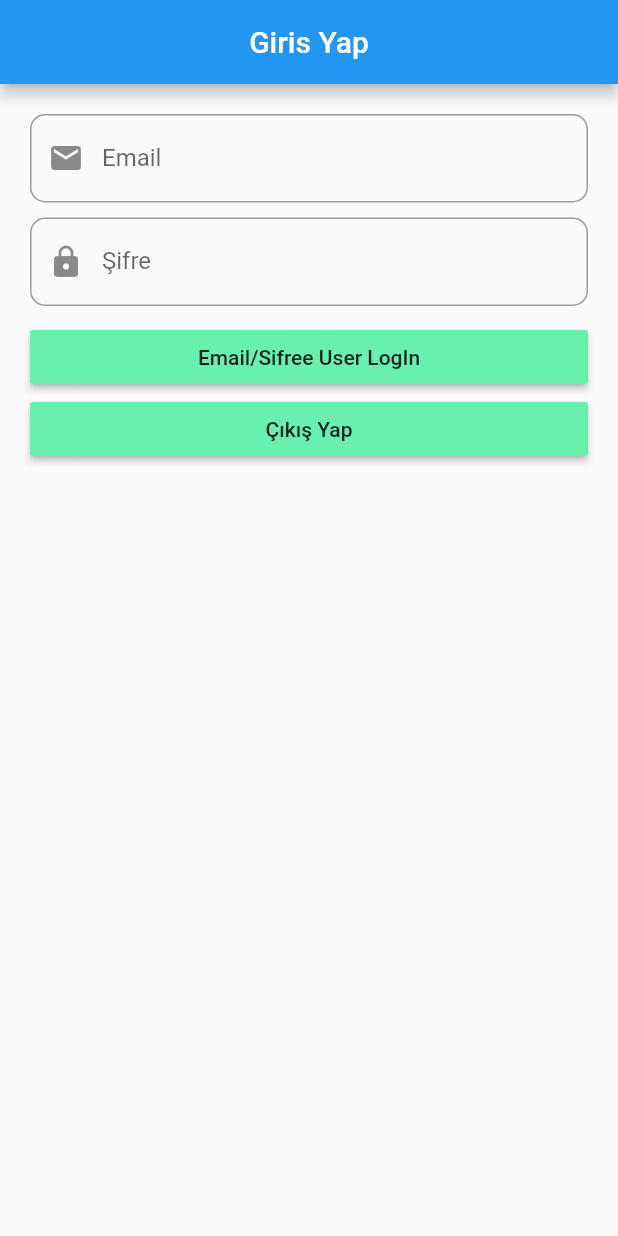
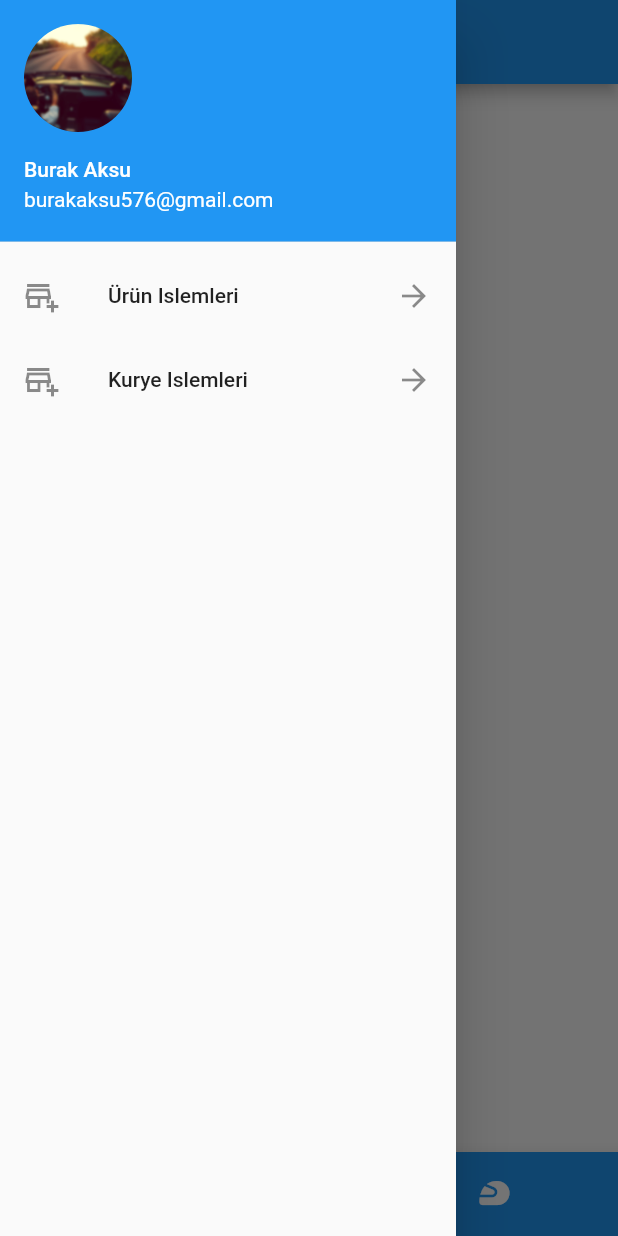
Before and after one commit to brkaksu/flutter_pet_support, a Flutter app: the screen it shows after launch, with the side drawer open (before the commit the screen has no drawer), on a phone screen of 412 x 824 dp. Run offline on Flutter 3.47's test engine with Material 2 defaults, Android fonts, the phone set to English and light mode, and no system bars; our stand-ins replace firebase_auth, firebase_core, firebase_storage, image_picker; accounts and stored records are empty.

Commit message:
manager bottomnavigatorbar ve drawer eklendi

```diff
--- a/lib/main.dart
+++ b/lib/main.dart
@@ -1,6 +1,8 @@
 import 'package:firebase_core/firebase_core.dart';
 import 'package:flutter/material.dart';
 import 'package:flutter_pet_support/login_islemleri.dart';
+import 'package:flutter_pet_support/manager/manager_homepage.dart';
+import 'package:flutter_pet_support/upload_image.dart';
 
 void main() {
   runApp(MyApp());
@@ -41,7 +43,7 @@ class App extends StatelessWidget {
         }
         // Once complete, show your application
         if (snapshot.connectionState == ConnectionState.done){
-          return LoginIslemleri();
+          return ManagerHomePage();
         }
         // Otherwise, show something whilst waiting for initialization to complete
         return Scaffold(
--- /dev/null
+++ b/lib/manager/drawer_menu.dart
@@ -0,0 +1,47 @@
+import 'package:flutter/material.dart';
+
+
+class DrawerMenu extends StatefulWidget {
+  @override
+  _DrawerMenuState createState() => _DrawerMenuState();
+}
+
+class _DrawerMenuState extends State<DrawerMenu> {
+  @override
+  Widget build(BuildContext context) {
+    return Drawer(
+      child: ListView(
+        padding: EdgeInsets.zero,
+        children: <Widget>[
+          UserAccountsDrawerHeader(
+            accountName: Text("Burak Aksu"),
+            accountEmail: Text("burakaksu576@gmail.com"),
+            currentAccountPicture: Container(
+              decoration: BoxDecoration(
+                shape: BoxShape.circle,
+                image: DecorationImage(
+                  fit: BoxFit.cover,
+                  image: AssetImage("assets/images/ekran2.png"),
+                )
+              ),
+            ),
+          ),
+          InkWell(
+            child: ListTile(
+              leading: Icon(Icons.add_business_outlined),
+              title: Text("Ürün Islemleri"),
+              trailing: Icon(Icons.arrow_forward),
+            ),
+          ),
+          InkWell(
+            child: ListTile(
+              leading: Icon(Icons.add_business_outlined),
+              title: Text("Kurye Islemleri"),
+              trailing: Icon(Icons.arrow_forward),
+            ),
+          ),
+        ],
+      ),
+    );
+  }
+}
--- a/lib/manager/manager_homepage.dart
+++ b/lib/manager/manager_homepage.dart
@@ -1,4 +1,7 @@
 import 'package:flutter/material.dart';
+import 'package:flutter_pet_support/manager/drawer_menu.dart';
+import 'package:flutter_pet_support/manager/navigationbar_kuryebilgi.dart';
+import 'package:flutter_pet_support/manager/navigationbar_urunbilgi.dart';
 
 
 class ManagerHomePage extends StatefulWidget {
@@ -7,13 +10,55 @@ class ManagerHomePage extends StatefulWidget {
 }
 
 class _ManagerHomePageState extends State<ManagerHomePage> {
+  KuryeBilgi kuryeBilgi;
+  UrunBilgi urunbilgi;
+  int secilenMenuItem = 0;
+  List<Widget> tumSayfalar = List();
+
+  @override
+  void initState() {
+    super.initState();
+    urunbilgi = UrunBilgi();
+    kuryeBilgi = KuryeBilgi();
+    tumSayfalar  = [urunbilgi,kuryeBilgi];
+  }
   @override
   Widget build(BuildContext context) {
     return Scaffold(
+      drawer: DrawerMenu(),
       appBar: AppBar(
         title: Text("Manager Home Page"),
         centerTitle: true,
       ),
+      body: tumSayfalar[secilenMenuItem],
+      bottomNavigationBar: bottomNavMenu(),
+    );
+  }
+
+  Theme bottomNavMenu() {
+    return Theme(
+      data: ThemeData(
+        canvasColor: Colors.blue,
+      ),
+      child: BottomNavigationBar(
+        items: <BottomNavigationBarItem>[
+          BottomNavigationBarItem(
+            icon: Icon(Icons.add_business),
+            label: "ÜrünBilgi",
+          ),
+          BottomNavigationBarItem(
+            icon: Icon(Icons.sports_motorsports_rounded),
+            label: "KuryeBilgi",
+          ),
+        ],
+        currentIndex: secilenMenuItem,
+        type: BottomNavigationBarType.shifting,
+        onTap: (index){
+          setState(() {
+            secilenMenuItem = index;
+          });
+        },
+      ),
     );
   }
 }
--- /dev/null
+++ b/lib/manager/navigationbar_urunbilgi.dart
@@ -0,0 +1,19 @@
+import 'package:flutter/material.dart';
+
+class UrunBilgi extends StatefulWidget {
+  @override
+  _UrunBilgiState createState() => _UrunBilgiState();
+}
+
+class _UrunBilgiState extends State<UrunBilgi> {
+  @override
+  Widget build(BuildContext context) {
+    return Scaffold(
+      body: Center(
+        child: Container(
+          child: Text("Ürün bilgi"),
+        ),
+      ),
+    );
+  }
+}
--- a/pubspec.yaml
+++ b/pubspec.yaml
@@ -26,6 +26,8 @@ dependencies:
   firebase_core: "0.7.0"
   firebase_auth: ^0.20.0+1
   cloud_firestore: ^0.16.0
+  image_picker: ^0.6.0+17
+  firebase_storage: ^7.0.0
 
 
   # The following adds the Cupertino Icons font to your application.
@@ -48,8 +50,8 @@ flutter:
   uses-material-design: true
 
   # To add assets to your application, add an assets section, like this:
-  # assets:
-  #   - images/a_dot_burr.jpeg
+  assets:
+    - assets/images/ekran2.png
   #   - images/a_dot_ham.jpeg
 
   # An image asset can refer to one or more resolution-specific "variants", see
```
Also changed, not shown: lib/login_islemleri.dart (+5 -6 lines), lib/manager/navigationbar_kuryebilgi.dart (added, +20 -0 lines), lib/upload_image.dart (added, +127 -0 lines), assets/images/ekran2.png (added), pubspec.lock, 1 other file.
